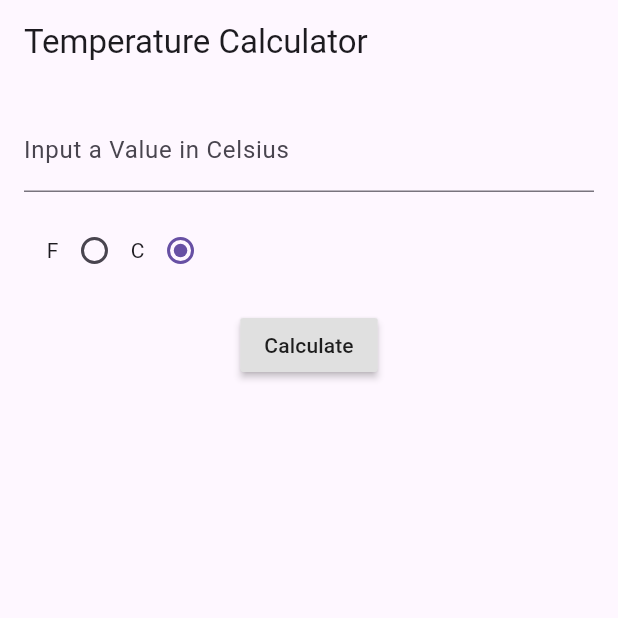
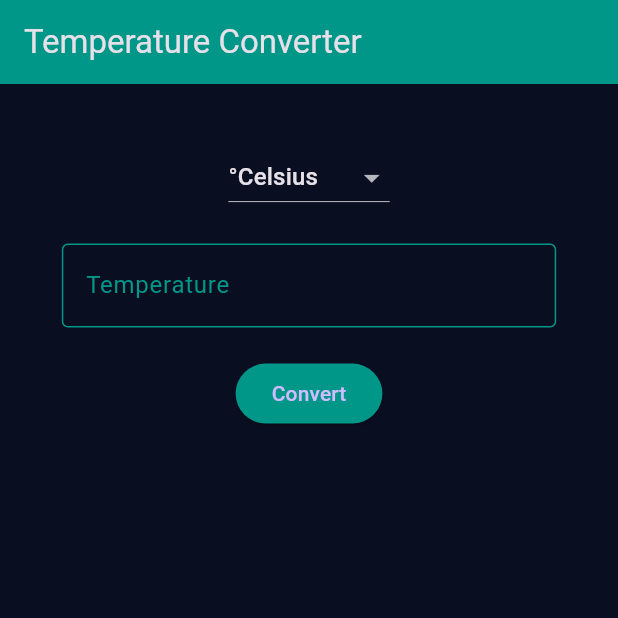
Before and after one commit to tesfahunfola/Temperature-Conversion-app, a Flutter app: the screen it shows after launch, on a phone screen of 412 x 824 dp, the top half of it. Run offline on Flutter 3.47's test engine with Material 3 defaults, Android fonts, the phone set to English and light mode, and no system bars; our stand-ins replace shared_preferences.

Commit message:
Update main.dart

```diff
--- a/lib/main.dart
+++ b/lib/main.dart
@@ -1,135 +1,202 @@
 import 'package:flutter/material.dart';
+import 'package:shared_preferences/shared_preferences.dart';
 
-void main() => runApp(MyApp());
+void main() {
+  runApp(MaterialApp(
+    theme: ThemeData.dark().copyWith(
+      appBarTheme: const AppBarTheme(backgroundColor: Color(0xFF0A0E21)),
+      navigationBarTheme: const NavigationBarThemeData(backgroundColor: Color(0xFF0A0E21)),
+      primaryColor: const Color(0xFF0A0E21),
+      scaffoldBackgroundColor: const Color(0xFF0A0E21),
+    ),
+    home: const TemperatureConversion(),
+  ));
+}
 
-class MyApp extends StatelessWidget {
+class TemperatureConversion extends StatefulWidget {
+  const TemperatureConversion({super.key});
+
   @override
-  build(BuildContext context) {
-    return MaterialApp(
-      theme: ThemeData(
-        primarySwatch: Colors.green,
+  State<TemperatureConversion> createState() => _TemperatureConversionState();
+}
+
+class _TemperatureConversionState extends State<TemperatureConversion> {
+  String _unitType = '°Celsius';
+  final List<String> _units = ['°Celsius', '°Fahrenheit'];
+  final TextEditingController _controller = TextEditingController();
+  String _resultValue = '';
+  List<String> _history = [];
+
+  @override
+  void initState() {
+    super.initState();
+    _loadHistory();
+  }
+
+  Future<void> _loadHistory() async {
+    SharedPreferences prefs = await SharedPreferences.getInstance();
+    setState(() {
+      _history = prefs.getStringList('history') ?? [];
+    });
+  }
+
+  Future<void> _saveHistory() async {
+    SharedPreferences prefs = await SharedPreferences.getInstance();
+    prefs.setStringList('history', _history);
+  }
+
+  void _convertTemperature() {
+    double input = double.tryParse(_controller.text) ?? 0.0;
+    double result;
+
+    if (_unitType == '°Celsius') {
+      result = input * 9 / 5 + 32;
+      setState(() {
+        _resultValue = '$input °C = ${result.toStringAsFixed(2)} °F';
+        _history.insert(0, _resultValue);
+        _saveHistory();
+      });
+    } else if (_unitType == '°Fahrenheit') {
+      result = (input - 32) * 5 / 9;
+      setState(() {
+        _resultValue = '$input °F = ${result.toStringAsFixed(2)} °C';
+        _history.insert(0, _resultValue);
+        _saveHistory();
+      });
+    }
+  }
+
+  void _goToHistory(BuildContext context) {
+    Navigator.push(
+      context,
+      MaterialPageRoute(
+        builder: (context) => TemperatureConversionHistory(history: _history),
       ),
-      home: TempApp(),
+    );
+  }
+
+  @override
+  Widget build(BuildContext context) {
+    return Scaffold(
+      appBar: AppBar(
+        title: const Text('Temperature Converter'),
+        backgroundColor: Colors.teal,
+      ),
+      body: LayoutBuilder(
+        builder: (BuildContext context, BoxConstraints constraints) {
+          return OrientationBuilder(
+            builder: (context, orientation) {
+              return Container(
+                color: const Color(0xFF0A0E21),
+                padding: EdgeInsets.symmetric(
+                  horizontal: constraints.maxWidth * 0.1,
+                  vertical: constraints.maxHeight * 0.05,
+                ),
+                child: Form(
+                  child: Column(
+                    crossAxisAlignment: CrossAxisAlignment.center,
+                    mainAxisAlignment: MainAxisAlignment.start,
+                    children: [
+                      DropdownButton<String>(
+                        value: _unitType,
+                        dropdownColor: Colors.teal,
+                        items: _units.map((String value) {
+                          return DropdownMenuItem<String>(
+                            value: value,
+                            child: Text(value),
+                          );
+                        }).toList(),
+                        onChanged: (String? value) {
+                          setState(() {
+                            _unitType = value!;
+                          });
+                        },
+                      ),
+                      const SizedBox(height: 20),
+                      TextFormField(
+                        controller: _controller,
+                        keyboardType: const TextInputType.numberWithOptions(decimal: true),
+                        decoration: InputDecoration(
+                          hintText: _unitType == '°Celsius' ? "Enter Temperature in °C" : "Enter Temperature in °F",
+                          labelText: "Temperature",
+                          labelStyle: TextStyle(color: Colors.teal),
+                          enabledBorder: OutlineInputBorder(
+                            borderSide: BorderSide(color: Colors.teal),
+                          ),
+                          focusedBorder: OutlineInputBorder(
+                            borderSide: BorderSide(color: Colors.teal),
+                          ),
+                        ),
+                        style: TextStyle(color: Colors.teal),
+                      ),
+                      const SizedBox(height: 20),
+                      ElevatedButton(
+                        onPressed: _convertTemperature,
+                        style: ElevatedButton.styleFrom(
+                          backgroundColor: Colors.teal,
+                        ),
+                        child: const Text('Convert'),
+                      ),
+                      const SizedBox(height: 20),
+                      Text(
+                        _resultValue,
+                        style: const TextStyle(fontSize: 20, color: Colors.teal),
+                      ),
+                    ],
+                  ),
+                ),
+              );
+            },
+          );
+        },
+      ),
     );
   }
 }
 
-class TempApp extends StatefulWidget {
-  @override
-  TempState createState() => TempState();
-}
+class TemperatureConversionHistory extends StatelessWidget {
+  final List<String> history;
 
-class TempState extends State<TempApp> {
-  double input;
-  double output;
-  bool fOrC;
-
-  @override
-  void initState() {
-    super.initState();
-    input = 0.0;
-    output = 0.0;
-    fOrC = true;
-  }
+  const TemperatureConversionHistory({super.key, required this.history});
 
   @override
   Widget build(BuildContext context) {
-    TextField inputField = TextField(
-      keyboardType: TextInputType.number,
-      onChanged: (str) {
-        try {
-          input = double.parse(str);
-        } catch (e) {
-          input = 0.0;
-        }
-      },
-      decoration: InputDecoration(
-        labelText:
-            "Input a Value in ${fOrC == false ? "Fahrenheit" : "Celsius"}",
+    return Scaffold(
+      appBar: AppBar(
+        title: const Text('Temperature Conversion History'),
+        backgroundColor: Colors.teal,
+        leading: IconButton(
+          icon: const Icon(Icons.arrow_back),
+          onPressed: () {
+            Navigator.of(context).pop();
+          },
+        ),
       ),
-      textAlign: TextAlign.center,
-    );
-
-    AppBar appBar = AppBar(
-      title: Text("Temperature Calculator"),
-    );
-
-    Container tempSwitch = Container(
-      padding: EdgeInsets.all(15.0),
-      child: Row(
-        children: <Widget>[
-          //Text("Choose Fahrenheit or Celsius"),
-          //Switch(
-          //  value: fOrC,
-          //  onChanged: (e) {
-          //    setState(() {
-          //      fOrC = !fOrC;
-          //    });
-          //  },
-          //)
-
-          //Checkbox(
-          //  value: fOrC,
-          //  onChanged: (e) {
-          //    setState(() {
-          //      fOrC = !fOrC;
-          //    });
-          //  },
-          //),
-
-          Text("F"),
-          Radio<bool>(
-              groupValue: fOrC,
-              value: false,
-              onChanged: (v) {
-                setState(() {
-                  fOrC = v;
-                });
-              }),
-          Text("C"),
-          Radio<bool>(
-              groupValue: fOrC,
-              value: true,
-              onChanged: (v) {
-                setState(() {
-                  fOrC = v;
-                });
-              }),
-        ],
-      ),
-    );
-
-    Container calcBtn = Container(
-      child: RaisedButton(
-        child: Text("Calculate"),
-        onPressed: () {
-          setState(() {
-            fOrC == false
-                ? output = (input - 32) * (5 / 9)
-                : output = (input * 9 / 5) + 32;
-          });
-          AlertDialog dialog = AlertDialog(
-            content: fOrC == false
-                ? Text(
-                    "${input.toStringAsFixed(2)} F : ${output.toStringAsFixed(2)} C")
-                : Text(
-                    "${input.toStringAsFixed(2)} C : ${output.toStringAsFixed(2)} F"),
-          );
-          showDialog(context: context, child: dialog);
-        },
-      ),
-    );
-
-    return Scaffold(
-      appBar: appBar,
-      body: Container(
-        padding: EdgeInsets.all(16.0),
-        child: Column(
-          children: <Widget>[
-            inputField,
-            tempSwitch,
-            calcBtn,
-          ],
+      body: Padding(
+        padding: const EdgeInsets.all(20),
+        child: history.isEmpty
+            ? Center(
+          child: Text('No history available', style: TextStyle(fontSize: 18, color: Colors.grey[700])),
+        )
+            : ListView.builder(
+          itemCount: history.length,
+          itemBuilder: (context, index) {
+            return Container(
+              margin: const EdgeInsets.symmetric(vertical: 5.0),
+              padding: const EdgeInsets.all(10.0),
+              decoration: BoxDecoration(
+                color: Colors.white,
+                borderRadius: BorderRadius.circular(8.0),
+                boxShadow: const [
+                  BoxShadow(color: Colors.black26, blurRadius: 4.0, offset: Offset(0, 2)),
+                ],
+              ),
+              child: Text(
+                history[index],
+                style: const TextStyle(fontSize: 16),
+              ),
+            );
+          },
         ),
       ),
     );
```
